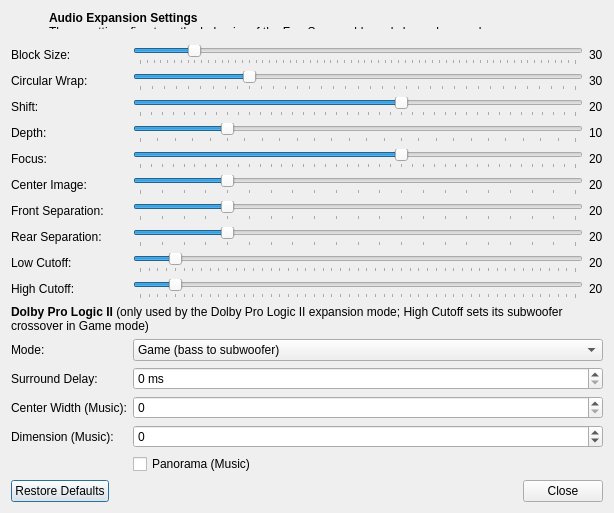
immaculatevibes2025/pcsx2, file pcsx2-qt/Settings/AudioExpansionSettingsDialog.ui: the form before one commit.
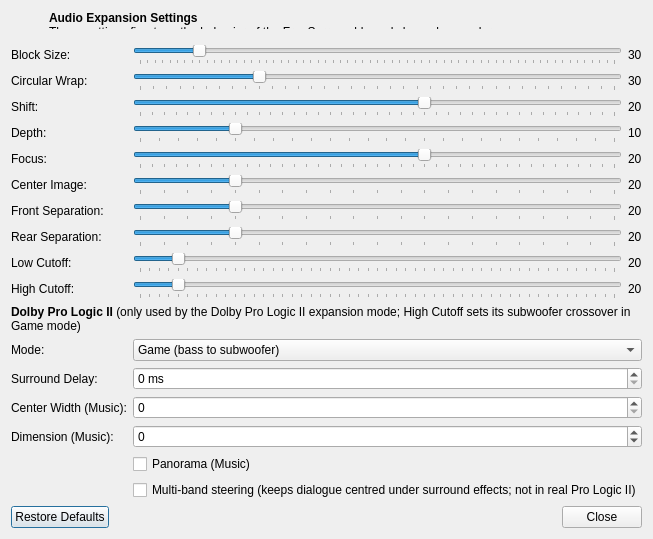
The form after the commit.

Commit message: SPU2: Interpolation option; DPL2: multi-band steering option, PLII passive centre

Patch:
```diff
--- a/pcsx2-qt/Settings/AudioExpansionSettingsDialog.ui
+++ b/pcsx2-qt/Settings/AudioExpansionSettingsDialog.ui
@@ -498,7 +498,14 @@
      </property>
     </widget>
    </item>
-   <item row="17" column="0" colspan="2">
+   <item row="17" column="1">
+    <widget class="QCheckBox" name="dpl2MultiBand">
+     <property name="text">
+      <string>Multi-band steering (keeps dialogue centred under surround effects; not in real Pro Logic II)</string>
+     </property>
+    </widget>
+   </item>
+   <item row="18" column="0" colspan="2">
     <widget class="QDialogButtonBox" name="buttonBox">
      <property name="standardButtons">
       <set>QDialogButtonBox::StandardButton::Close|QDialogButtonBox::StandardButton::RestoreDefaults</set>
```
The commit also changes 8 other files.
